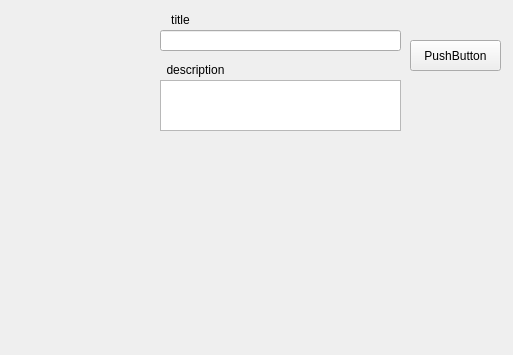
Before: the Qt Designer form Assignment_22/main_window.ui in omidNomiri/My-python-learning-process, drawn with Qt 5; both pictures show x 500 to 1013 and y 0 to 355 of the 1013 by 597 pixel window.
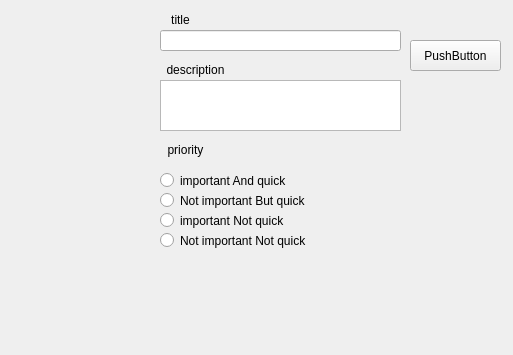
After: the same form once the commit is applied.

Commit message: Feat: add priority and sorting task by priority

Patch:
```diff
--- a/Assignment_22/main_window.ui
+++ b/Assignment_22/main_window.ui
@@ -109,6 +109,74 @@
      </property>
     </layout>
    </widget>
+   <widget class="QLabel" name="label_3">
+    <property name="geometry">
+     <rect>
+      <x>660</x>
+      <y>140</y>
+      <width>51</width>
+      <height>20</height>
+     </rect>
+    </property>
+    <property name="text">
+     <string>priority</string>
+    </property>
+    <property name="alignment">
+     <set>Qt::AlignCenter</set>
+    </property>
+   </widget>
+   <widget class="QRadioButton" name="rd_imp_qui">
+    <property name="geometry">
+     <rect>
+      <x>660</x>
+      <y>170</y>
+      <width>141</width>
+      <height>21</height>
+     </rect>
+    </property>
+    <property name="text">
+     <string>important And quick</string>
+    </property>
+   </widget>
+   <widget class="QRadioButton" name="rd_imp_not_qui">
+    <property name="geometry">
+     <rect>
+      <x>660</x>
+      <y>210</y>
+      <width>141</width>
+      <height>21</height>
+     </rect>
+    </property>
+    <property name="text">
+     <string>important Not quick</string>
+    </property>
+   </widget>
+   <widget class="QRadioButton" name="rd_not_imp_qui">
+    <property name="geometry">
+     <rect>
+      <x>660</x>
+      <y>190</y>
+      <width>161</width>
+      <height>21</height>
+     </rect>
+    </property>
+    <property name="text">
+     <string>Not important But quick</string>
+    </property>
+   </widget>
+   <widget class="QRadioButton" name="rd_not_imp_not_qui">
+    <property name="geometry">
+     <rect>
+      <x>660</x>
+      <y>230</y>
+      <width>161</width>
+      <height>21</height>
+     </rect>
+    </property>
+    <property name="text">
+     <string>Not important Not quick</string>
+    </property>
+   </widget>
   </widget>
  </widget>
  <resources/>
```
The commit also changes 3 other files.
